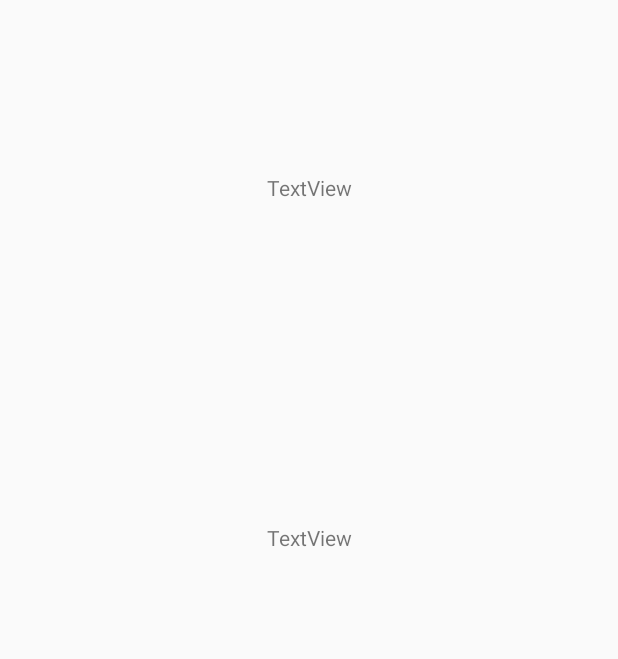
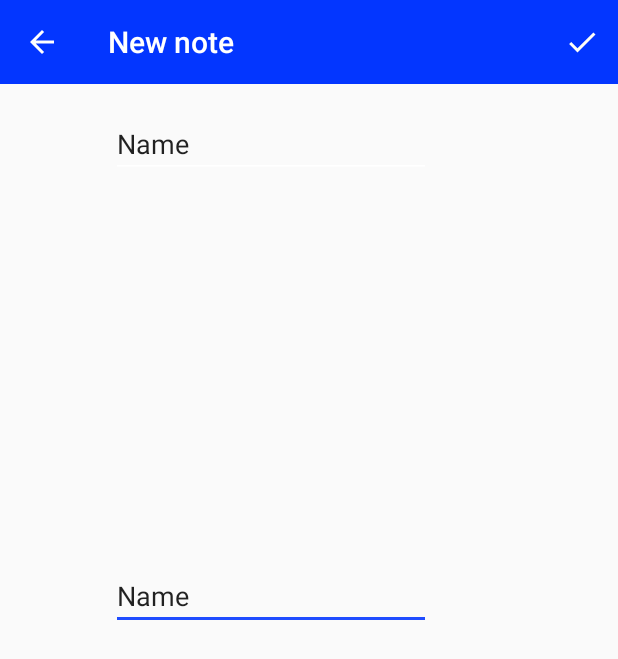
Before and after one commit to M4G4K4/Reports_Android, an Android app: the Edit screen opened directly, with no data from a screen before it, on a phone screen of 412 x 824 dp. Before the commit the part shown is almost empty. Shown: the top 659 px of the screen. Run offline under Robolectric (Android 15) with nearby library versions, the light colour scheme and no system bars; 3 statements that could not run were skipped.

Commit message:
Edit layout created

```diff
--- a/app/src/main/AndroidManifest.xml
+++ b/app/src/main/AndroidManifest.xml
@@ -9,7 +9,11 @@
         android:roundIcon="@mipmap/ic_launcher_round"
         android:supportsRtl="true"
         android:theme="@style/AppTheme">
-        <activity android:name=".Edit"></activity>
+        <activity android:name=".Edit">
+            <meta-data
+                android:name="android.support.PARENT_ACTIVITY"
+                android:value=".MainActivity"></meta-data>
+        </activity>
         <activity android:name=".AddNote">
             <meta-data
                 android:name="android.support.PARENT_ACTIVITY"
@@ -18,7 +22,6 @@
         <activity android:name=".MainActivity">
             <intent-filter>
                 <action android:name="android.intent.action.MAIN" />
-
                 <category android:name="android.intent.category.LAUNCHER" />
             </intent-filter>
         </activity>
--- a/app/src/main/java/com/example/notes/AddNote.java
+++ b/app/src/main/java/com/example/notes/AddNote.java
@@ -37,7 +37,7 @@ public class AddNote extends AppCompatActivity {
 
         toolbar = findViewById(R.id.toolbar);
         setSupportActionBar(toolbar);
-        Objects.requireNonNull(getSupportActionBar()).setTitle("New note");
+        Objects.requireNonNull(getSupportActionBar()).setTitle("Edit note");
         getSupportActionBar().setDisplayHomeAsUpEnabled(true); // add back button to the tool bar , android manifested edited to tell the parent activity to be able to know where to go back
 
 
--- a/app/src/main/java/com/example/notes/Edit.java
+++ b/app/src/main/java/com/example/notes/Edit.java
@@ -1,15 +1,26 @@
 package com.example.notes;
 
+import androidx.annotation.NonNull;
 import androidx.appcompat.app.AppCompatActivity;
+import androidx.appcompat.widget.Toolbar;
 
 import android.content.Intent;
 import android.os.Bundle;
+import android.view.Menu;
+import android.view.MenuInflater;
+import android.view.MenuItem;
+import android.widget.EditText;
 import android.widget.TextView;
+import android.widget.Toast;
+
+import java.util.Objects;
 
 public class Edit extends AppCompatActivity {
 
-    TextView editTitle;
-    TextView editDescription;
+    Toolbar toolbar;
+    EditText editTitle;
+    EditText editDescription;
+
 
 
     @Override
@@ -17,12 +28,43 @@ public class Edit extends AppCompatActivity {
         super.onCreate(savedInstanceState);
         setContentView(R.layout.activity_edit);
 
+        // Toolbar
+        toolbar = findViewById(R.id.toolbaredit);
+        setSupportActionBar(toolbar);
+        Objects.requireNonNull(getSupportActionBar()).setTitle("New note");
+        getSupportActionBar().setDisplayHomeAsUpEnabled(true); // add back button to the tool bar , android manifested edited to tell the parent activity to be able to know where to go back
+
 
         Intent intent = getIntent();
         Long id = intent.getLongExtra("ID",0);
         System.out.println("Edit ID: " + id);
 
+        editTitle = findViewById(R.id.editTitle);
+        editDescription = findViewById(R.id.editDescription);
 
+        Notes note = new Notes();
+        DB db = new DB(this);
+        note = db.getNote(id);
+
+        editTitle.setText(note.getTitle());
+        editDescription.setText(note.getDescription());
 
     }
+
+    // Toolbar menu
+    @Override
+    public boolean onCreateOptionsMenu(Menu menu) {
+        MenuInflater inflater = getMenuInflater();
+        inflater.inflate(R.menu.edit_menu,menu);
+        return true;
+    }
+
+    @Override
+    public boolean onOptionsItemSelected(@NonNull MenuItem item) {
+        if(item.getItemId() == R.id.saveEditBtn){
+            Toast.makeText(this, "Save edit clicked", Toast.LENGTH_SHORT).show();
+        }
+        return super.onOptionsItemSelected(item);
+    }
+
 }
--- /dev/null
+++ b/app/src/main/res/drawable/ic_check_black_24dp.xml
@@ -0,0 +1,5 @@
+<vector android:height="24dp" android:tint="#FFFEF6"
+    android:viewportHeight="24.0" android:viewportWidth="24.0"
+    android:width="24dp" xmlns:android="http://schemas.android.com/apk/res/android">
+    <path android:fillColor="#FF000000" android:pathData="M9,16.17L4.83,12l-1.42,1.41L9,19 21,7l-1.41,-1.41z"/>
+</vector>
--- a/app/src/main/res/layout/activity_edit.xml
+++ b/app/src/main/res/layout/activity_edit.xml
@@ -6,24 +6,45 @@
     android:layout_width="match_parent"
     android:layout_height="match_parent">
 
-    <TextView
+    <androidx.appcompat.widget.Toolbar
+        android:id="@+id/toolbaredit"
+        android:layout_width="match_parent"
+        android:layout_height="56dp"
+        app:layout_constraintBottom_toBottomOf="parent"
+        app:layout_constraintEnd_toEndOf="parent"
+        app:layout_constraintHorizontal_bias="0.0"
+        app:layout_constraintStart_toStartOf="parent"
+        app:layout_constraintTop_toTopOf="parent"
+        app:layout_constraintVertical_bias="0.0"
+        android:background="@color/colorPrimary"
+        />
+
+    <EditText
         android:id="@+id/editTitle"
         android:layout_width="wrap_content"
         android:layout_height="wrap_content"
-        android:text="TextView"
-        app:layout_constraintBottom_toTopOf="@+id/editDescription"
+        android:layout_marginBottom="404dp"
+        android:ems="10"
+        android:inputType="textPersonName"
+        android:text="Name"
+        app:layout_constraintBottom_toBottomOf="parent"
         app:layout_constraintEnd_toEndOf="parent"
-        app:layout_constraintStart_toStartOf="parent"
-        app:layout_constraintTop_toTopOf="parent"
-        app:layout_constraintVertical_bias="0.35" />
+        app:layout_constraintHorizontal_bias="0.373"
+        app:layout_constraintStart_toStartOf="parent" />
 
-    <TextView
+    <EditText
         android:id="@+id/editDescription"
         android:layout_width="wrap_content"
         android:layout_height="wrap_content"
-        android:layout_marginBottom="456dp"
-        android:text="TextView"
-        app:layout_constraintBottom_toBottomOf="parent"
+        android:ems="10"
+        android:inputType="textPersonName"
+        android:text="Name"
+        app:layout_constraintBottom_toTopOf="@+id/editTitle"
         app:layout_constraintEnd_toEndOf="parent"
-        app:layout_constraintStart_toStartOf="parent" />
+        app:layout_constraintHorizontal_bias="0.373"
+        app:layout_constraintStart_toStartOf="parent"
+        app:layout_constraintTop_toBottomOf="@+id/toolbaredit"
+        app:layout_constraintVertical_bias="0.063" />
+
+
 </androidx.constraintlayout.widget.ConstraintLayout>
--- /dev/null
+++ b/app/src/main/res/menu/edit_menu.xml
@@ -0,0 +1,10 @@
+<?xml version="1.0" encoding="utf-8"?>
+<menu xmlns:app="http://schemas.android.com/apk/res-auto"
+    xmlns:android="http://schemas.android.com/apk/res/android">
+
+    <item
+        android:id="@+id/saveEditBtn"
+        android:title="Item"
+        android:icon="@drawable/ic_check_black_24dp"
+        app:showAsAction="ifRoom" />
+</menu>
--- a/app/src/main/res/values/styles.xml
+++ b/app/src/main/res/values/styles.xml
@@ -1,13 +1,15 @@
 <resources>
 
     <!-- Base application theme. -->
-   <!-- <style name="AppTheme" parent="Theme.AppCompat.Light.NoActionBar"> -->
     <style name="AppTheme" parent="Theme.AppCompat.DayNight.NoActionBar">
         <!-- Customize your theme here. -->
         <item name="colorPrimary">@color/colorPrimary</item>
         <item name="colorPrimaryDark">@color/colorPrimaryDark</item>
         <item name="colorAccent">@color/colorAccent</item>
         <item name="titleTextColor">@android:color/white</item> <!-- Toolbar text color -->
+
+        <!-- Back arrow color Edit screen  -->
+        <item name="android:colorControlNormal">@color/colorBackground</item>
     </style>
 
 
```
